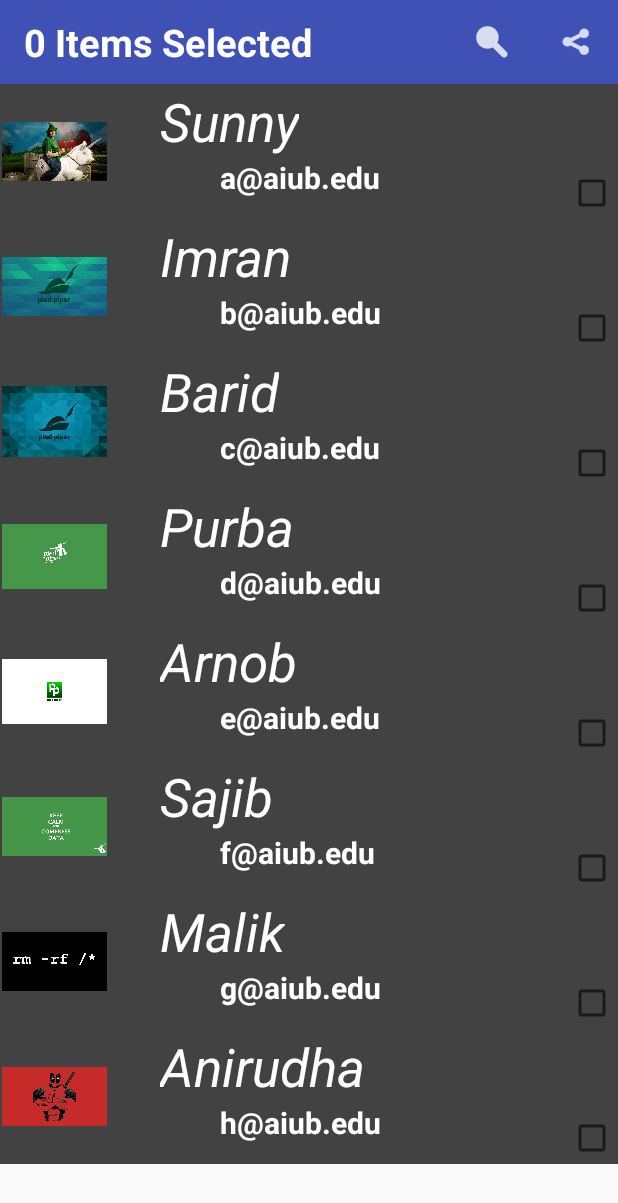
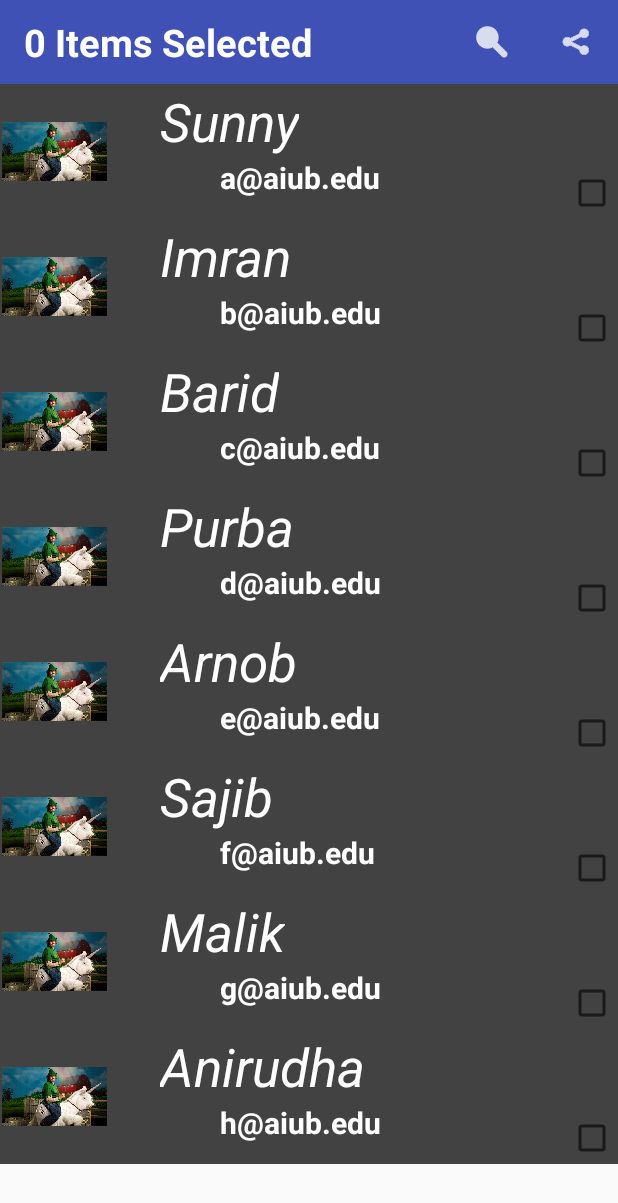
Before and after one commit to farhanarnob/ContextualActionModeDemo, an Android app: the screen it shows after launch (MainActivity), on a phone screen of 412 x 824 dp. Shown: the top 1203 px of the screen. Run offline under Robolectric (Android 15) with nearby library versions, the phone set to English and light mode, and no system bars.

Commit message:
Recycle View modified.

```diff
--- a/app/src/main/java/com/example/sunny/contextualactionmode/ContactAdapter.java
+++ b/app/src/main/java/com/example/sunny/contextualactionmode/ContactAdapter.java
@@ -1,6 +1,5 @@
 package com.example.sunny.contextualactionmode;
 
-import android.content.Context;
 import android.support.v7.widget.RecyclerView;
 import android.view.LayoutInflater;
 import android.view.View;
@@ -9,62 +8,55 @@ import android.widget.CheckBox;
 import android.widget.ImageView;
 import android.widget.TextView;
 
-import java.util.ArrayList;
+import java.util.List;
 
 /**
  * Created by Sunny on 5/31/2017.
+ * modified by farhanarnob on 06/02/2017.
  */
 
 public class ContactAdapter extends RecyclerView.Adapter <ContactAdapter.ContactViewHolder> {
+    private List<Contact> mContactList;
 
-    ArrayList<Contact> adaplist = new ArrayList<>();
-    MainActivity mainActivity;
-    Context context;
+    public ContactAdapter(List<Contact> contactList){
+        mContactList = contactList;
+    }
 
-    public ContactAdapter(ArrayList<Contact> adaplist, Context context) {
-        this.adaplist = adaplist;
-        this.context = context;
-        mainActivity = (MainActivity) context;
+
+
+    @Override
+    public ContactAdapter.ContactViewHolder onCreateViewHolder(ViewGroup parent, int viewType) {
+        View view = LayoutInflater.from(parent.getContext()).inflate(R.layout.cardview_layout,null);
+        return new ContactViewHolder(view);
     }
 
     @Override
-    public ContactViewHolder onCreateViewHolder(ViewGroup parent, int viewType) {
-        View view = LayoutInflater.from(parent.getContext()).inflate(R.layout.cardview_layout,parent,false);
-        ContactViewHolder contactViewHolder = new ContactViewHolder(view,mainActivity);
-        return contactViewHolder;
-    }
-
-    @Override
-    public void onBindViewHolder(ContactViewHolder holder, int position) {
-        holder.img.setImageResource(adaplist.get(position).getImage_id());
-        holder.Name.setText(adaplist.get(position).getName());
-        holder.Email.setText(adaplist.get(position).getEmail());
+    public void onBindViewHolder(ContactAdapter.ContactViewHolder holder, int position) {
+        Contact contact = mContactList.get(position);
+        holder.textView_name.setText(contact.getName());
+        holder.textView_email.setText(contact.getEmail());
     }
 
     @Override
     public int getItemCount() {
-        return adaplist.size();
+        if(mContactList != null){
+            return mContactList.size();
+        }
+        return 0;
     }
 
+    public class ContactViewHolder extends RecyclerView.ViewHolder{
+        private ImageView imageView_imageId;
+        private TextView textView_name;
+        private TextView textView_email;
+        private CheckBox checkBox_checkList;
 
-    public static class ContactViewHolder extends RecyclerView.ViewHolder{
-
-        ImageView img;
-        TextView Name,Email;
-        CheckBox checkBox;
-        MainActivity mainActivity;
-
-        public ContactViewHolder(View itemView, MainActivity mainActivity) {
+        private ContactViewHolder(View itemView) {
             super(itemView);
-
-            img = (ImageView) itemView.findViewById(R.id.image_id);
-            Name = (TextView) itemView.findViewById(R.id.name);
-            Email = (TextView) itemView.findViewById(R.id.email);
-            checkBox = (CheckBox) itemView.findViewById(R.id.checklist);
-            this.mainActivity = mainActivity;
+            imageView_imageId = (ImageView) itemView.findViewById(R.id.image_id);
+            textView_name = (TextView) itemView.findViewById(R.id.name);
+            textView_email = (TextView) itemView.findViewById(R.id.email);
+            checkBox_checkList = (CheckBox) itemView.findViewById(R.id.checklist);
         }
     }
-
-
-
 }
--- a/app/src/main/java/com/example/sunny/contextualactionmode/MainActivity.java
+++ b/app/src/main/java/com/example/sunny/contextualactionmode/MainActivity.java
@@ -48,7 +48,7 @@ public class MainActivity extends AppCompatActivity {
             contacts.add(contact);
             i++;
         }
-        adapter = new ContactAdapter(contacts,MainActivity.this);
+        adapter = new ContactAdapter(contacts);
         recyclerView.setAdapter(adapter);
     }
 
```
